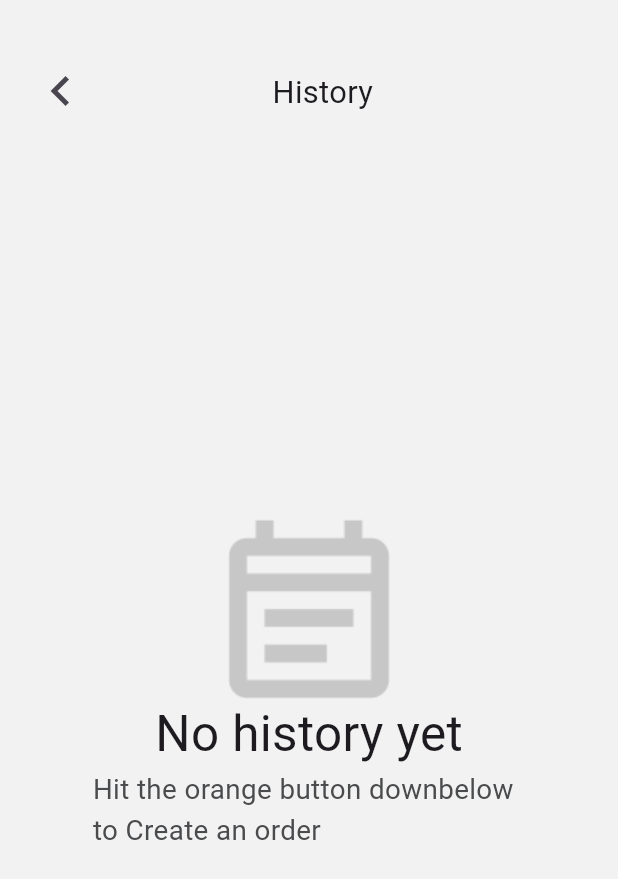
After one commit to Fady4Mohamed/CALEB-G-Restaurant, a Flutter app: the HistoryView screen opened by its route, on a phone screen of 412 x 824 dp. The commit adds this screen. Shown: the top 879 px of the screen. Run offline on Flutter 3.47's test engine with Material 3 defaults, Android fonts, the phone set to English and light mode, and no system bars; our stand-ins replace font_awesome_flutter, go_router.

Commit message:
history view done

```diff
--- a/lib/app/core/app_routers.dart
+++ b/lib/app/core/app_routers.dart
@@ -1,21 +1,24 @@
+import 'package:caleb_g/app/features/History/presentaion/HistoryView.dart';
 import 'package:caleb_g/app/features/Home/presentation/HomeView.dart';
 import 'package:caleb_g/app/features/auth/presentation/RigsterView.dart';
 import 'package:caleb_g/app/features/auth/presentation/loginView.dart';
 import 'package:caleb_g/app/features/auth/presentation/splashView.dart';
 import 'package:caleb_g/app/features/product/presentation/ProductView.dart';
 import 'package:go_router/go_router.dart';
+
 abstract class AppRouter {
   static const ksplashView = '/splashView';
   static const kloginView = '/loginView';
   static const kRigsterView = '/Rigster';
   static const kHomeView = '/HomeView';
-   static const kProductView = '/productView';
+  static const kProductView = '/productView';
+  static const kHistoryView = '/HistoryView';
   static final router = GoRouter(
     initialLocation: ksplashView,
     routes: [
       GoRoute(
         path: ksplashView,
-      builder: (context, state) => const splashView(),
+        builder: (context, state) => const splashView(),
       ),
       GoRoute(
         path: kloginView,
@@ -25,7 +28,7 @@ abstract class AppRouter {
         path: kRigsterView,
         builder: (context, state) => const rigster(),
       ),
-     GoRoute(
+      GoRoute(
         path: kHomeView,
         builder: (context, state) => const HomeView(),
       ),
@@ -33,6 +36,10 @@ abstract class AppRouter {
         path: kProductView,
         builder: (context, state) => const ProductView(),
       ),
+      GoRoute(
+        path: kHistoryView,
+        builder: (context, state) => const HistoryView(),
+      ),
     ],
   );
 }
--- /dev/null
+++ b/lib/app/features/History/presentaion/HistoryView.dart
@@ -0,0 +1,21 @@
+
+import 'package:caleb_g/app/features/History/presentaion/widgets/HistoryAppBar.dart';
+import 'package:caleb_g/app/features/History/presentaion/widgets/HistoryBoody.dart';
+import 'package:flutter/material.dart';
+class HistoryView extends StatelessWidget {
+  const HistoryView({super.key});
+
+  @override
+  Widget build(BuildContext context) {
+    Size size = MediaQuery.of(context).size;
+    return Scaffold(
+      body: Column(
+        children: [
+          HistoryAppBar(size: size),
+          Expanded(child: HistoryBoody(iscontain: false, size: size)),
+
+        ],
+      ),
+    );
+  }
+}
--- /dev/null
+++ b/lib/app/features/History/presentaion/widgets/HistoryAppBar.dart
@@ -0,0 +1,39 @@
+
+import 'package:caleb_g/app/core/Styles/text_Style.dart';
+import 'package:flutter/material.dart';
+
+class HistoryAppBar extends StatelessWidget {
+  const HistoryAppBar({
+    super.key,
+    required this.size,
+  });
+
+  final Size size;
+
+  @override
+  Widget build(BuildContext context) {
+    return Padding(
+      padding: EdgeInsets.only(
+            top: size.height * 0.04,
+            right: size.width * 0.03,
+            left: size.width * 0.03,
+          ),
+      child: Row(
+        children: [
+
+          IconButton(
+          onPressed: () {
+            Navigator.pop(context);
+          },
+          icon:const Icon(
+            Icons.chevron_left,
+            size: 40,
+          )),
+          Spacer(flex: 3),
+          Text('History',style: style.style22(context: context),),
+          Spacer(flex: 4),
+        ],
+      ),
+    );
+  }
+}
--- /dev/null
+++ b/lib/app/features/History/presentaion/widgets/HistoryBoody.dart
@@ -0,0 +1,16 @@
+
+import 'package:caleb_g/app/features/History/presentaion/widgets/NoHistoryBoody.dart';
+import 'package:caleb_g/app/features/History/presentaion/widgets/hasHistoryBoody.dart';
+import 'package:flutter/material.dart';
+
+class HistoryBoody extends StatelessWidget {
+  const HistoryBoody({super.key, required this.iscontain, required this.size});
+  final bool iscontain;
+  final Size size;
+  @override
+  Widget build(BuildContext context) {
+    return iscontain
+        ? HasHistoryBoody(size: size)
+        : NoHistoryBoody(size: size);
+  }
+}
--- /dev/null
+++ b/lib/app/features/History/presentaion/widgets/NoHistoryBoody.dart
@@ -0,0 +1,34 @@
+
+import 'package:caleb_g/app/core/Styles/text_Style.dart';
+import 'package:flutter/material.dart';
+
+class NoHistoryBoody extends StatelessWidget {
+  const NoHistoryBoody({
+    super.key,
+    required this.size,
+  });
+
+  final Size size;
+
+  @override
+  Widget build(BuildContext context) {
+    return Column(
+        mainAxisAlignment: MainAxisAlignment.center,
+        crossAxisAlignment: CrossAxisAlignment.center,
+        children: [
+          Image.asset('assats/image/Vector history.png'),
+          Text(
+            'No history yet',
+            style: style.style30(context: context),
+          ),
+          SizedBox(
+            width: size.width * .7,
+            child: Text(
+              'Hit the orange button downbelow to Create an order',
+              style: style.style17(context: context),
+            ),
+          ),
+        ],
+      );
+  }
+}
--- /dev/null
+++ b/lib/app/features/History/presentaion/widgets/hasHistoryBoody.dart
@@ -0,0 +1,26 @@
+
+import 'package:caleb_g/app/features/Home/presentation/widgets/ItemContainer.dart';
+import 'package:flutter/material.dart';
+
+class HasHistoryBoody extends StatelessWidget {
+  const HasHistoryBoody({
+    super.key,
+    required this.size,
+  });
+
+  final Size size;
+
+  @override
+  Widget build(BuildContext context) {
+    return ListView.builder(
+      padding: EdgeInsets.only(bottom:20),
+      itemCount: 3,
+        itemBuilder: (BuildContext contex, int i) {
+          return Center(child: Padding(
+            padding: const EdgeInsets.all(8.0),
+            child: ItemContainer(size: size),
+          ));
+        },
+      );
+  }
+}
--- a/lib/app/features/Home/presentation/widgets/HomeNavigationBar.dart
+++ b/lib/app/features/Home/presentation/widgets/HomeNavigationBar.dart
@@ -1,7 +1,9 @@
 
 import 'package:caleb_g/app/core/Styles/App_Colors.dart';
+import 'package:caleb_g/app/core/app_routers.dart';
 import 'package:flutter/material.dart';
 import 'package:font_awesome_flutter/font_awesome_flutter.dart';
+import 'package:go_router/go_router.dart';
 
 class HomeNavigationBar extends StatelessWidget {
   const HomeNavigationBar({
@@ -40,7 +42,9 @@ class HomeNavigationBar extends StatelessWidget {
                   color: Colors.grey, size: 25),
             ),
             IconButton(
-              onPressed: () {},
+              onPressed: () {
+                GoRouter.of(context).push(AppRouter.kHistoryView);
+              },
               icon: Icon(
                 Icons.restore,
                 color: Colors.grey,
--- a/lib/app/features/Home/presentation/widgets/HomeTop.dart
+++ b/lib/app/features/Home/presentation/widgets/HomeTop.dart
@@ -19,7 +19,9 @@ class HomeTop extends StatelessWidget {
            icon: Icon(Icons.density_medium)),
           Spacer(),
           IconButton(onPressed:
-          (){}, icon: Icon(Icons.shopping_cart)),
+          (){
+
+          }, icon: Icon(Icons.shopping_cart)),
         ],
       ),
     );
```
Also changed, not shown: assats/image/Vector history.png (added).
